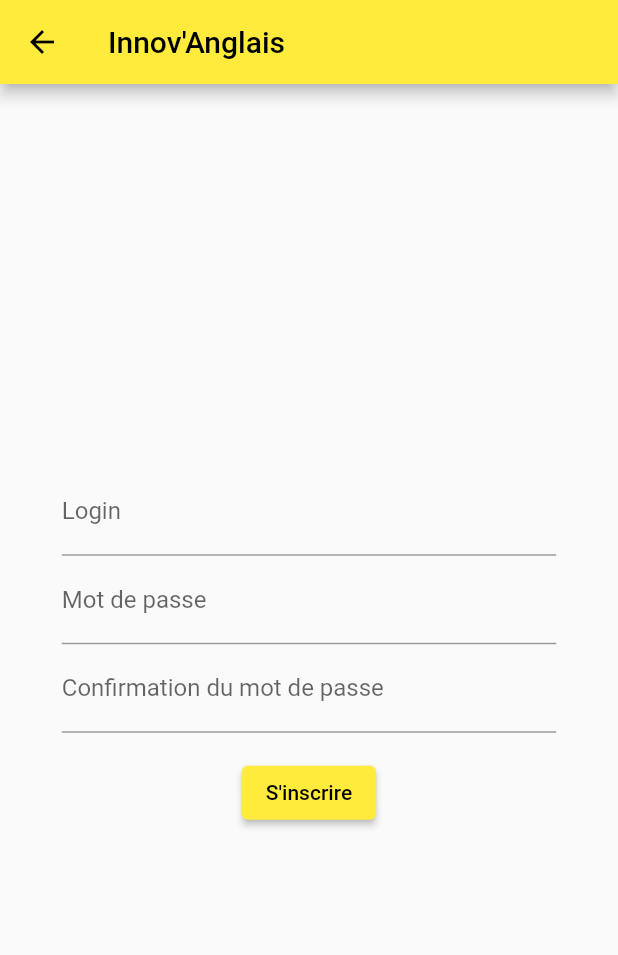
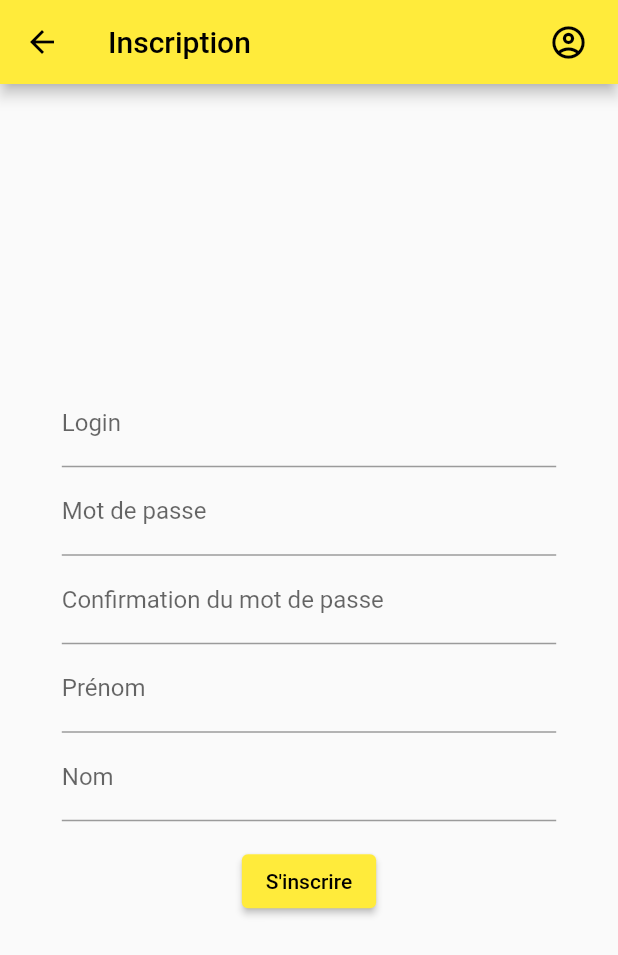
Before and after one commit to LoupMyr/innov-anglais, a Flutter app: the Inscription screen opened by its route, on a phone screen of 412 x 824 dp. Shown: the top 955 px of the screen. Run offline on Flutter 3.47's test engine with Material 2 defaults, Android fonts, the light colour scheme and no system bars; our stand-ins replace flutter_spinkit.

Commit message:
inscription

```diff
--- a/lib/ecran/inscription.dart
+++ b/lib/ecran/inscription.dart
@@ -1,4 +1,6 @@
 import 'package:flutter/material.dart';
+import 'package:http/http.dart' as http;
+import 'dart:convert' as convert;
 
 class Inscription extends StatefulWidget {
   const Inscription({super.key, required this.title});
@@ -14,12 +16,61 @@ class InscriptionState extends State<Inscription> {
   String _login = "";
   String _password1 = "";
   String _password2 = "";
+  String _nom = "";
+  String _prenom = "";
+
+  Future<http.Response> createAccount(
+      String login, String mdp, String nom, String prenom) {
+    return http.post(
+      Uri.parse(
+          'https://s3-4430.nuage-peda.fr/Inno-v-Anglais/InovApi/public/api/users'
+          //'https://tanguy.ozano.ovh/Inno-v-Anglais/public/api/authentication_token'
+          ),
+      headers: <String, String>{
+        'Accept': 'application/json; charset=UTF-8',
+        'Content-Type': 'application/json',
+      },
+      body: convert.jsonEncode(<String, dynamic>{
+        'username': login,
+        'password': mdp,
+        'roles': ["ROLE_USER"],
+        "scoreTotal": 0,
+        "nom": nom,
+        "prenom": prenom
+      }),
+    );
+  }
+
+  void checkAccount() async {
+    var connexion = await createAccount(_login, _password1, _nom, _prenom);
+    if (connexion.statusCode == 200) {
+      var data = convert.jsonDecode(connexion.body);
+      var token = data['token'].toString();
+      Navigator.pushReplacementNamed(context, '/home');
+      ScaffoldMessenger.of(context).showSnackBar(SnackBar(
+        content: Text('Compte crée'),
+      ));
+    }
+  }
 
   @override
   Widget build(BuildContext context) {
     return Scaffold(
       appBar: AppBar(
         title: Text(widget.title),
+        actions: [
+          Padding(
+              padding: EdgeInsets.only(right: 20.0),
+              child: GestureDetector(
+                onTap: () {
+                  Navigator.pushReplacementNamed(context, '/connexion');
+                },
+                child: Icon(
+                  Icons.account_circle_outlined,
+                  size: 26.0,
+                ),
+              )),
+        ],
       ),
       body: Center(
         child: Form(
@@ -71,11 +122,41 @@ class InscriptionState extends State<Inscription> {
                   },
                 ),
               ),
+              Container(
+                width: MediaQuery.of(context).size.width * 0.8,
+                child: TextFormField(
+                  obscureText: true,
+                  decoration: const InputDecoration(labelText: "Prénom"),
+                  validator: (valeur) {
+                    if (valeur == null || valeur.isEmpty) {
+                      return 'Veuillez entrer votre prénom';
+                    } else {
+                      _prenom = valeur.toString();
+                    }
+                  },
+                ),
+              ),
+              Container(
+                width: MediaQuery.of(context).size.width * 0.8,
+                child: TextFormField(
+                  obscureText: true,
+                  decoration: const InputDecoration(labelText: "Nom"),
+                  validator: (valeur) {
+                    if (valeur == null || valeur.isEmpty) {
+                      return 'Veuillez entrer votre nom';
+                    } else {
+                      _nom = valeur.toString();
+                    }
+                  },
+                ),
+              ),
               Padding(
                 padding: const EdgeInsets.symmetric(vertical: 16.0),
                 child: ElevatedButton(
                   onPressed: () {
-                    if (_formKey.currentState!.validate()) {}
+                    if (_formKey.currentState!.validate()) {
+                      checkAccount();
+                    }
                   },
                   child: const Text("S'inscrire"),
                 ),
--- a/lib/main.dart
+++ b/lib/main.dart
@@ -19,14 +19,14 @@ class MyApp extends StatelessWidget {
         primarySwatch: Colors.yellow,
       ),
       debugShowCheckedModeBanner: false,
-      home: const Connexion(title: "Innov'Anglais"),
+      home: const Connexion(title: "Connexion"),
       routes: <String, WidgetBuilder>{
         '/routeMenuTests': (BuildContext context) =>
             const MenuTestsPage(title: "Innov'Anglais - Tests"),
         '/inscription': (BuildContext context) =>
-            const Inscription(title: "Innov'Anglais"),
+            const Inscription(title: "Inscription"),
         '/connexion': (BuildContext context) =>
-            const Connexion(title: "Innov'Anglais"),
+            const Connexion(title: "Connexion"),
         '/home': (BuildContext context) =>
             const HomeScreen(title: "Innov'Anglais"),
       },
```
Also changed, not shown: lib/ecran/connexion.dart (+16 -1 lines).
